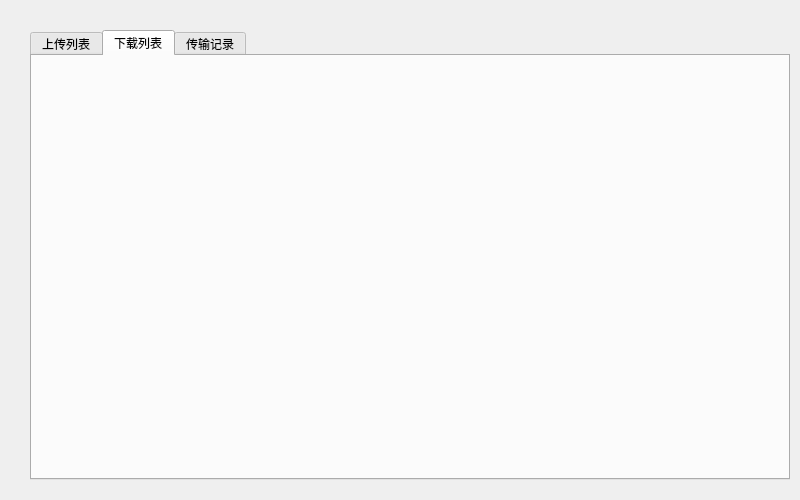
First picture: the form in 31_/LingshengCloud/transformwidget.ui, repository yydzwcnmm/heima, before the edit.
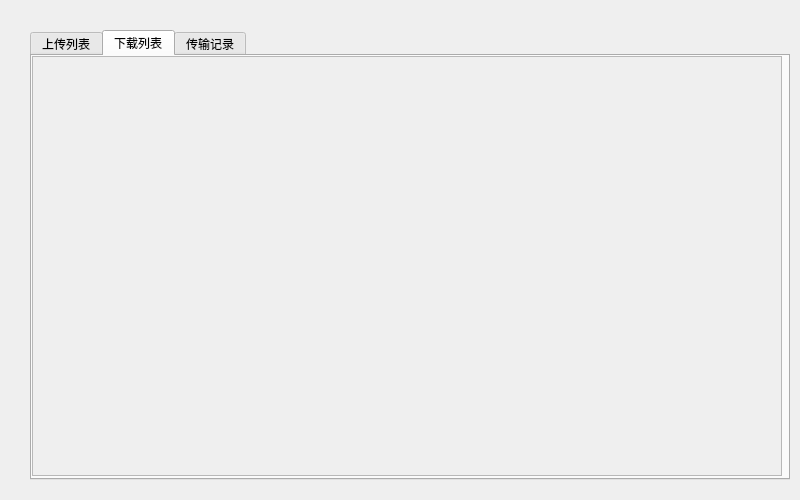
Second picture: the form after the edit. The open tabs and pages were chosen to show the change.

What changed in the file:
```diff
--- a/31_/LingshengCloud/transformwidget.ui
+++ b/31_/LingshengCloud/transformwidget.ui
@@ -57,6 +57,29 @@
     <attribute name="title">
      <string>下载列表</string>
     </attribute>
+    <widget class="QScrollArea" name="scrollArea_2">
+     <property name="geometry">
+      <rect>
+       <x>0</x>
+       <y>0</y>
+       <width>750</width>
+       <height>420</height>
+      </rect>
+     </property>
+     <property name="widgetResizable">
+      <bool>true</bool>
+     </property>
+     <widget class="QWidget" name="download_scroll">
+      <property name="geometry">
+       <rect>
+        <x>0</x>
+        <y>0</y>
+        <width>748</width>
+        <height>418</height>
+       </rect>
+      </property>
+     </widget>
+    </widget>
    </widget>
    <widget class="QWidget" name="tabTransform">
     <attribute name="title">
```
Left out of the diff: 2 changed lines with no effect on the pictures.
